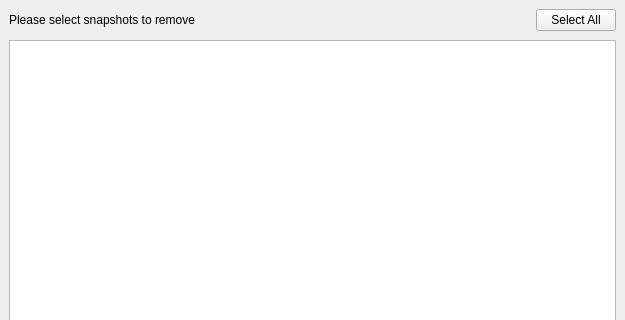
Old version of the form plugins/dockers/recorder/recorder_snapshots_manager.ui in the repository KDE/krita; both pictures show x 0 to 625 and y 0 to 320 of the 625 by 473 pixel window.
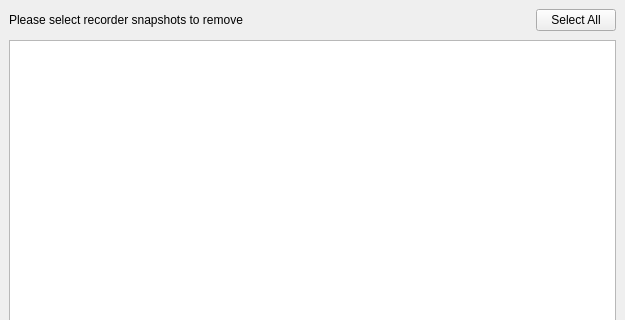
New version of the form. The open tabs and pages were chosen to show the change.

Commit message: Disambiguate the snapshots term

Diff of the .ui file:
```diff
--- a/plugins/dockers/recorder/recorder_snapshots_manager.ui
+++ b/plugins/dockers/recorder/recorder_snapshots_manager.ui
@@ -191,7 +191,7 @@
             </sizepolicy>
            </property>
            <property name="text">
-            <string>Please select snapshots to remove</string>
+            <string>Please select recorder snapshots to remove</string>
            </property>
           </widget>
          </item>
```
Left out of the diff: 2 changed lines with no effect on the pictures. The commit also changes 1 other file.
